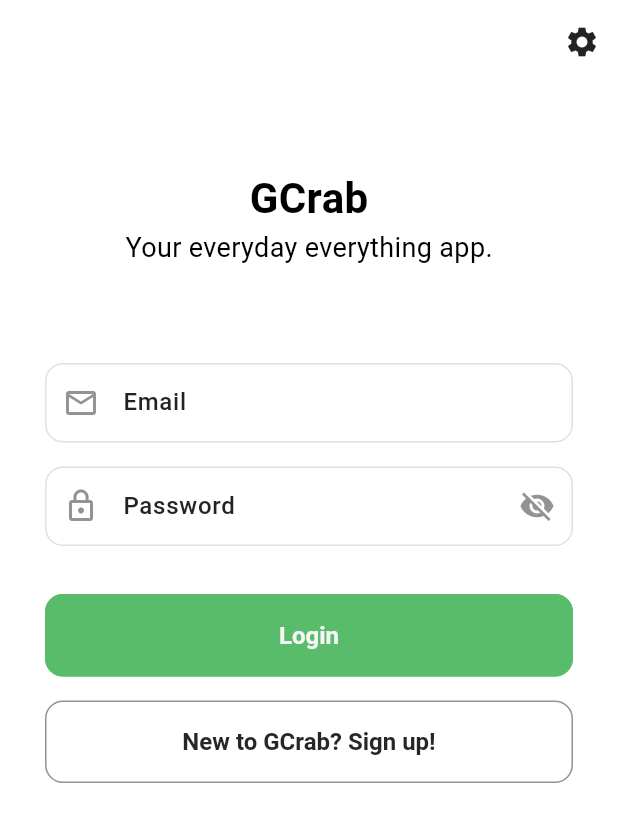
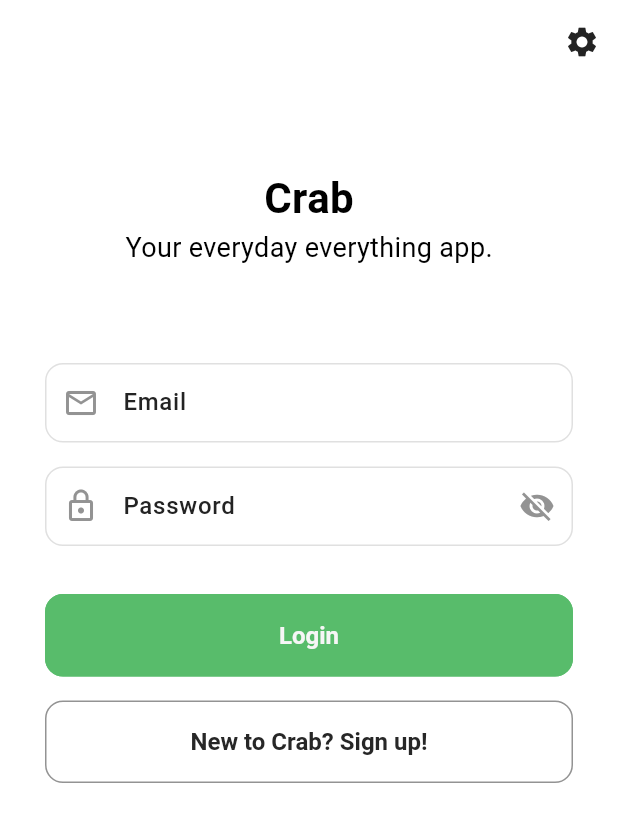
Before and after one commit to WenHao1223/grab_umh, a Flutter app: the screen it shows after launch, on a phone screen of 412 x 824 dp. Shown: the top 822 px of the screen. Run offline on Flutter 3.47's test engine with Material 3 defaults, Android fonts, the phone set to English and light mode, and no system bars; our stand-ins replace cloud_firestore, dio, firebase_auth, firebase_core, flutter_chat_types, flutter_chat_ui and 3 more; missing offline and left inert: flutter_polyline_points; accounts and stored records are empty; generated files the repository leaves out were written again.

Commit message:
Rename app

```diff
--- a/lib/src/pages/home/home_view.dart
+++ b/lib/src/pages/home/home_view.dart
@@ -624,7 +624,7 @@ class _HomePageState extends State<HomePage> {
   @override
   Widget build(BuildContext context) {
     return Scaffold(
-      appBar: AppBar(title: const Text('GCrab'), actions: [
+      appBar: AppBar(title: const Text('Crab'), actions: [
         TextButton(
           onPressed: () {
             if (_origin != null) {
--- a/lib/src/pages/login/login_view.dart
+++ b/lib/src/pages/login/login_view.dart
@@ -126,7 +126,7 @@ class _LoginPageState extends State<LoginPage> {
                 // Title Section
                 const GCrabSpacing.height(GCrabSizes.spaceBtwSections),
                 const Text(
-                  'GCrab',
+                  'Crab',
                   style: TextStyle(
                     fontSize: 28,
                     fontWeight: FontWeight.bold,
@@ -187,7 +187,7 @@ class _LoginPageState extends State<LoginPage> {
                       // Sign Up Button
                       GCrabOutlinedButton(
                         height: 50,
-                        text: 'New to GCrab? Sign up!',
+                        text: 'New to Crab? Sign up!',
                         onPressed: () {
                           // TODO: Implement navigation to sign up page
                           print('Navigate to Sign Up');
```
Also changed, not shown: 12 other files.
